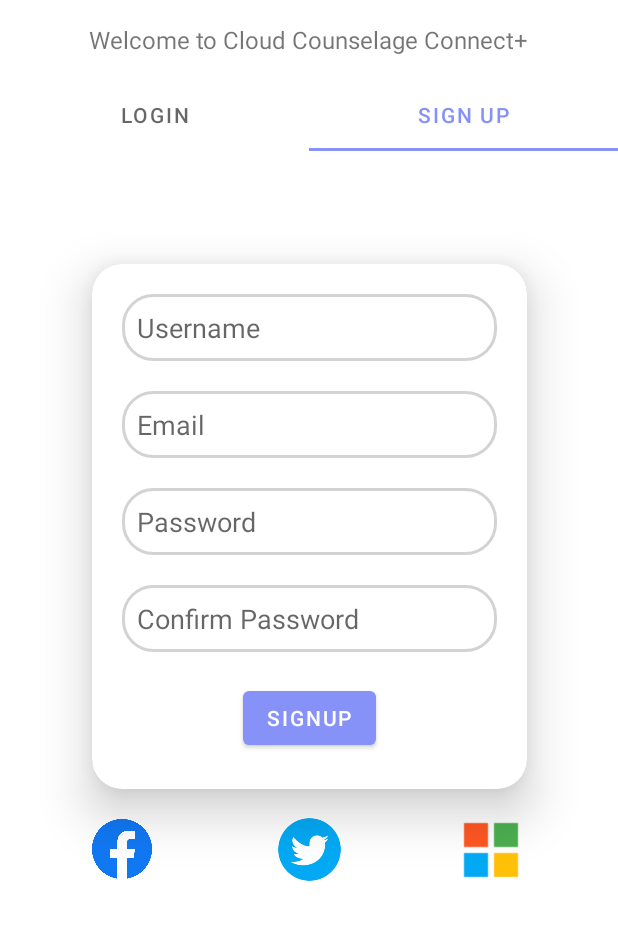
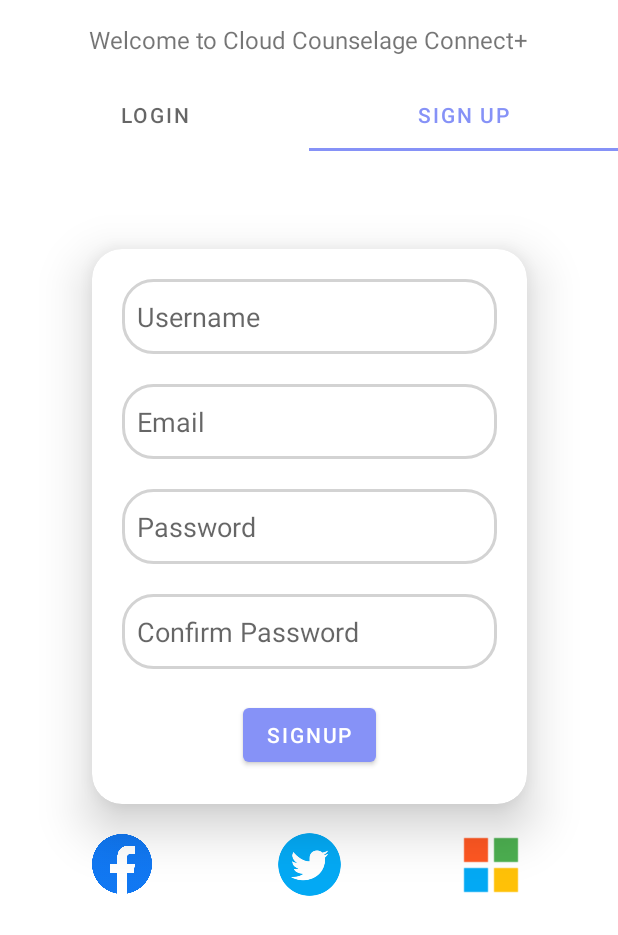
Before and after one commit to ApurvJDev/CloudCounselage, an Android app: the LoginFragment screen opened directly, with no data from a screen before it, tab 2 chosen, on a phone screen of 412 x 824 dp. Shown: the top 935 px of the screen. Run offline under Robolectric (Android 15) with nearby library versions, the phone set to English and light mode, and no system bars; our stand-ins replace Firebase (no records; nobody signed in at launch, a user with empty details on screens opened directly); 1 statement that could not run was skipped.

Commit message:
Fixed app crash during authentication for empty fields. UI Improvements:- 1) Increased edit text size for login register fragments 2) Changed inputType of password from numberPassword to textPassword

```diff
--- a/app/src/main/java/com/example/cloudcounselageconnect/onBoardingFragment4.java
+++ b/app/src/main/java/com/example/cloudcounselageconnect/onBoardingFragment4.java
@@ -31,10 +31,8 @@ public class onBoardingFragment4 extends Fragment {
         super.onStart();
 
         getStarted = context.findViewById(R.id.btn_getStarted);
-
         getStarted.setOnClickListener(v -> {
 
-//                getStarted.setVisibility(View.GONE);
             Intent intent = new Intent(context,AuthActivity.class);
             startActivity(intent);
         });
--- a/app/src/main/res/layout/fragment_signup.xml
+++ b/app/src/main/res/layout/fragment_signup.xml
@@ -10,7 +10,7 @@
     <androidx.cardview.widget.CardView
         android:id="@+id/cardView2"
         android:layout_width="wrap_content"
-        android:layout_height="350dp"
+        android:layout_height="370dp"
         app:cardCornerRadius="20dp"
         app:cardElevation="20dp"
         app:layout_constraintBottom_toBottomOf="parent"
@@ -29,61 +29,67 @@
             <EditText
                 android:id="@+id/edtUsername"
                 android:layout_width="250dp"
-                android:layout_height="wrap_content"
+                android:layout_height="50dp"
                 android:layout_margin="20dp"
                 android:background="@drawable/txt_bg"
-                android:hint="Username"
+                android:hint="@string/username"
+                android:inputType="text"
                 android:padding="10dp"
                 app:layout_constraintBottom_toBottomOf="parent"
                 app:layout_constraintEnd_toEndOf="parent"
                 app:layout_constraintStart_toStartOf="parent"
                 app:layout_constraintTop_toTopOf="parent"
-                app:layout_constraintVertical_bias="0" />
+                app:layout_constraintVertical_bias="0"
+                android:autofillHints="username" />
 
 
             <EditText
                 android:id="@+id/edtSignupEmail"
                 android:layout_width="250dp"
-                android:layout_height="wrap_content"
+                android:layout_height="50dp"
                 android:layout_margin="20dp"
                 android:background="@drawable/txt_bg"
-                android:hint="Email"
+                android:hint="@string/email"
                 android:padding="10dp"
                 app:layout_constraintBottom_toBottomOf="parent"
                 app:layout_constraintEnd_toEndOf="@id/edtUsername"
                 app:layout_constraintStart_toStartOf="@id/edtUsername"
                 app:layout_constraintTop_toBottomOf="@id/edtUsername"
-                app:layout_constraintVertical_bias="0" />
+                app:layout_constraintVertical_bias="0"
+                android:autofillHints="Email"
+                android:inputType="textEmailAddress" />
 
             <EditText
                 android:id="@+id/edtSignupPass"
                 android:layout_width="250dp"
-                android:layout_height="wrap_content"
+                android:layout_height="50dp"
                 android:layout_margin="20dp"
                 android:background="@drawable/txt_bg"
-                android:hint="Password"
-                android:inputType="numberPassword"
+                android:hint="@string/password"
+                android:inputType="textPassword"
                 android:padding="10dp"
                 app:layout_constraintBottom_toBottomOf="parent"
                 app:layout_constraintEnd_toEndOf="@+id/edtSignupEmail"
                 app:layout_constraintStart_toStartOf="@+id/edtSignupEmail"
                 app:layout_constraintTop_toBottomOf="@+id/edtSignupEmail"
-                app:layout_constraintVertical_bias="0" />
+                app:layout_constraintVertical_bias="0"
+                android:autofillHints="Password" />
 
             <EditText
                 android:id="@+id/edtSignupConfirmPass"
                 android:layout_width="250dp"
-                android:layout_height="wrap_content"
+                android:layout_height="50dp"
                 android:layout_margin="20dp"
                 android:background="@drawable/txt_bg"
-                android:hint="Confirm Password"
-                android:inputType="numberPassword"
+                android:hint="@string/confirm_password"
+                android:inputType="textPassword"
                 android:padding="10dp"
                 app:layout_constraintBottom_toBottomOf="parent"
                 app:layout_constraintEnd_toEndOf="@+id/edtSignupPass"
                 app:layout_constraintStart_toStartOf="@+id/edtSignupPass"
                 app:layout_constraintTop_toBottomOf="@+id/edtSignupPass"
-                app:layout_constraintVertical_bias="0" />
+                app:layout_constraintVertical_bias="0"
+                android:autofillHints="Confirm Password" />
 
             <Button
                 android:id="@+id/btnSignup"
@@ -91,7 +97,7 @@
                 android:layout_height="wrap_content"
                 android:layout_margin="20dp"
                 android:layout_marginBottom="10dp"
-                android:text="Signup"
+                android:text="@string/signup"
                 android:textColor="@color/white"
                 app:layout_constraintBottom_toBottomOf="parent"
                 app:layout_constraintEnd_toEndOf="@+id/edtSignupConfirmPass"
--- a/app/src/main/res/values/strings.xml
+++ b/app/src/main/res/values/strings.xml
@@ -9,4 +9,13 @@
     <string name="facebook_register">Facebook Register</string>
     <string name="twitter_register">twitter_register</string>
     <string name="microsoft_register">microsoft register</string>
+    <string name="username">Username</string>
+    <string name="email">Email</string>
+    <string name="password">Password</string>
+    <string name="confirm_password">Confirm Password</string>
+    <string name="signup">Signup</string>
+    <string name="email_login">Email</string>
+    <string name="username_login">Username</string>
+    <string name="password_login">Password</string>
+    <string name="login">Login</string>
 </resources>
```
Also changed, not shown: app/src/main/java/com/example/cloudcounselageconnect/LoginFragment.java (+29 -15 lines), app/src/main/java/com/example/cloudcounselageconnect/SignupFragment.java (+38 -19 lines), app/src/main/res/layout/fragment_login.xml (+17 -15 lines).
